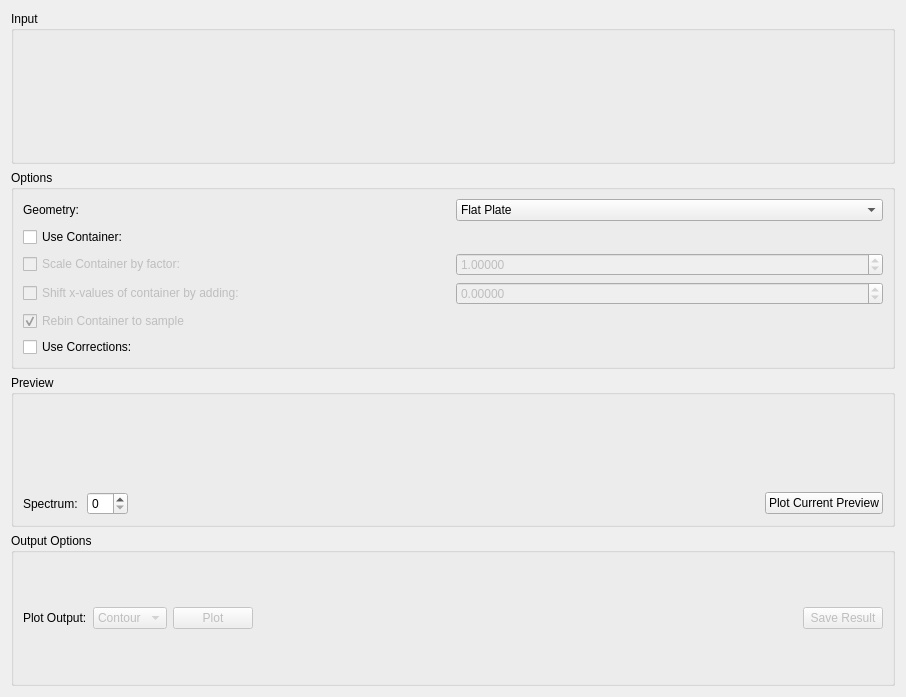
This is qt/scientific_interfaces/Indirect/ApplyAbsorptionCorrections.ui in mantidproject/mantid as Qt 5 draws it before an edit. The edited form follows.
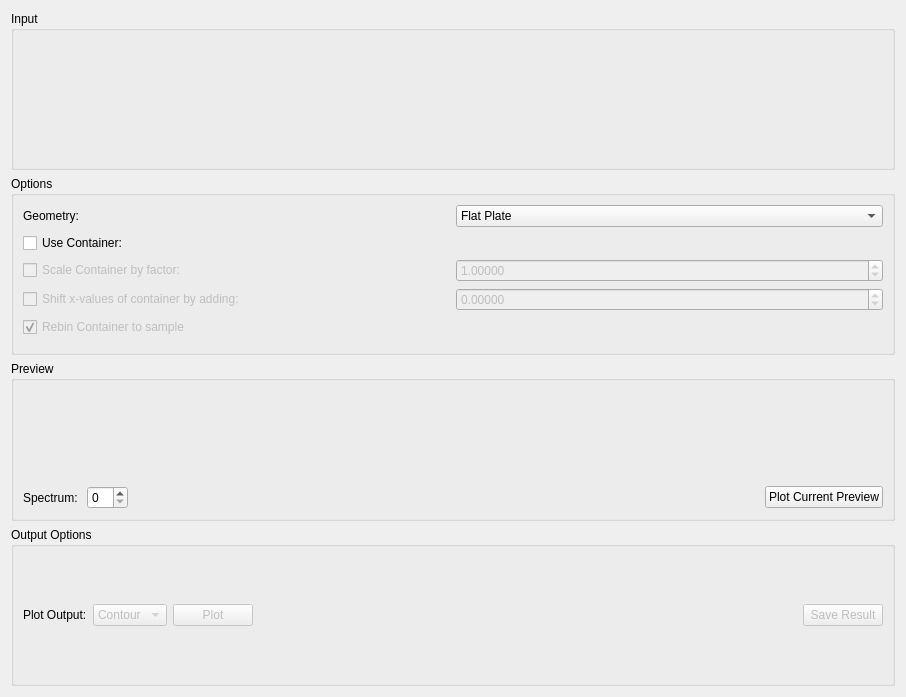
This is the edited form. Custom widgets are drawn as their Qt base class.

Commit message:
Remove Use Corrections checkbox; will always be used in Apply
Refs #21316

Patch:
```diff
--- a/qt/scientific_interfaces/Indirect/ApplyAbsorptionCorrections.ui
+++ b/qt/scientific_interfaces/Indirect/ApplyAbsorptionCorrections.ui
@@ -106,13 +106,6 @@
         </item>
        </layout>
       </item>
-      <item row="6" column="0">
-       <widget class="QCheckBox" name="ckUseCorrections">
-        <property name="text">
-         <string>Use Corrections:</string>
-        </property>
-       </widget>
-      </item>
       <item row="6" column="1">
        <widget class="MantidQt::MantidWidgets::DataSelector" name="dsCorrections" native="true">
         <property name="enabled">
```
Left out of the diff: 16 changed lines with no effect on the pictures. The commit also changes 1 other file.
